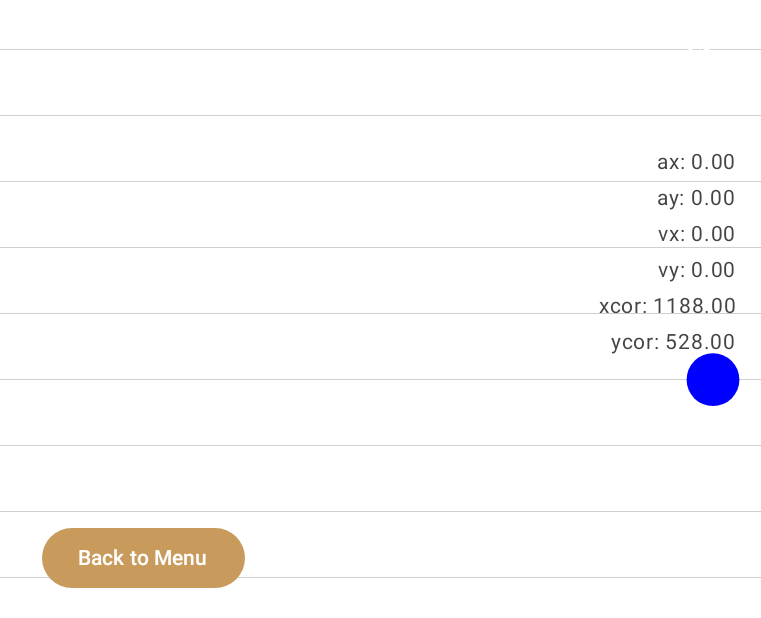
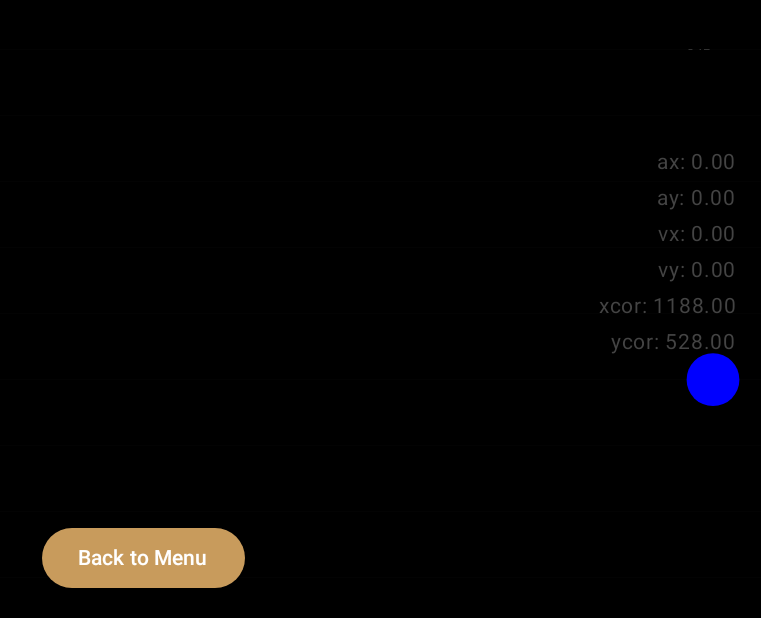
Before and after one commit to Viktoris05/AppDev3Ballanca, an Android app built with Jetpack Compose: the GameScreen screen opened through its navigation route, on a phone screen of 824 x 412 dp (held sideways). Shown: the whole screen, without its empty margins (475-1236 px from the left). Run offline under Robolectric (Android 15) with nearby library versions, the phone set to English and light mode, and no system bars.

Commit message:
Make background black in-game

```diff
--- a/Ballance/app/src/main/java/com/example/ballance/ui/screens/utilities/GameCanvas.kt
+++ b/Ballance/app/src/main/java/com/example/ballance/ui/screens/utilities/GameCanvas.kt
@@ -53,7 +53,7 @@ fun GameCanvas(
 
                 // Color by type
                 val color = when (maze[row][col]) {
-                    CellType.EMPTY -> Color.White //change to black later once we have clear outlines for black holes
+                    CellType.EMPTY -> Color.Black
                     CellType.WALL -> accentColor
                     CellType.FINISH -> finishColor
                     CellType.SLOWDOWN -> slowdownColor
```
